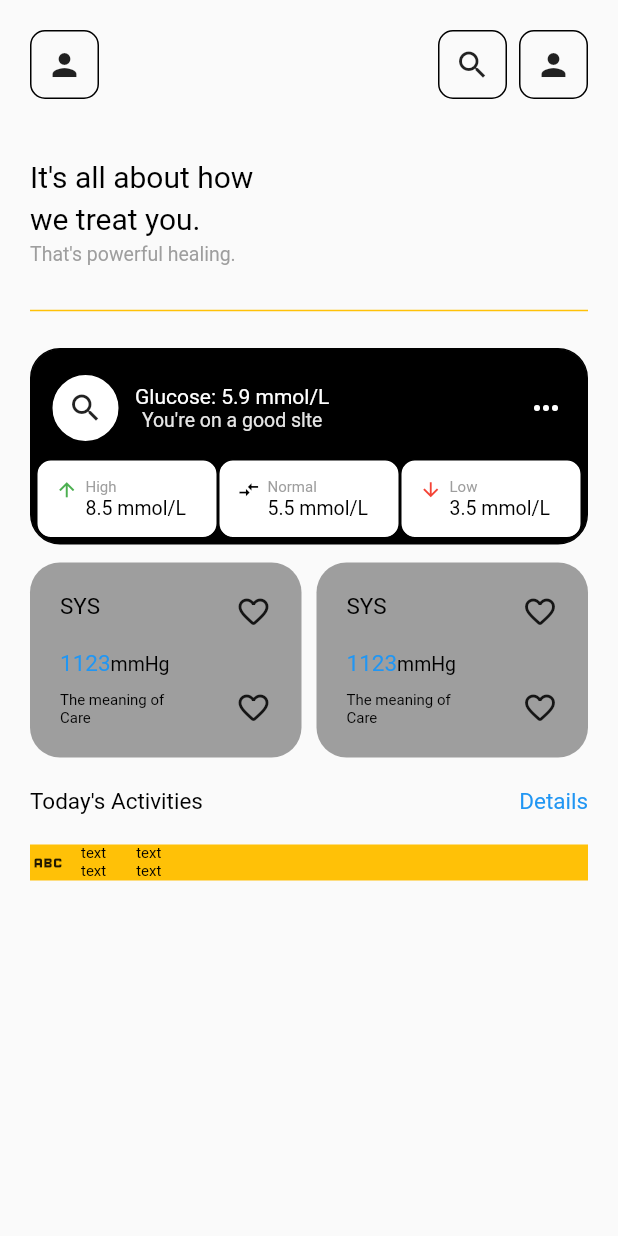
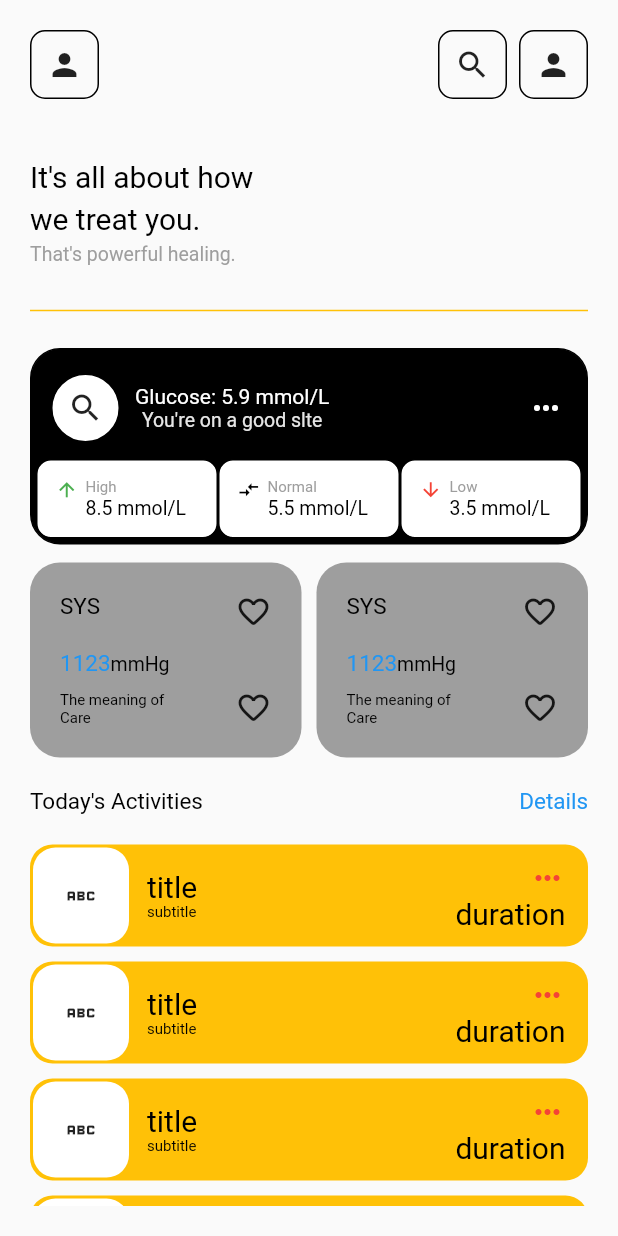
Before and after one commit to Jud-e/fitness_app, a Flutter app: the screen it shows after launch, on a phone screen of 412 x 824 dp. Run offline on Flutter 3.47's test engine with Material 2 defaults, Android fonts, the phone set to English and light mode, and no system bars.

Commit message:
update 17/01

```diff
--- a/lib/constants.dart
+++ b/lib/constants.dart
@@ -45,3 +45,49 @@ Widget tracker(IconData icon, String text1, String text2, Color color) {
     ),
   );
 }
+
+Widget detail(IconData icon1, String title, String subtitle, String duration) {
+  return Container(
+    decoration: BoxDecoration(
+        color: Colors.amber, borderRadius: BorderRadius.circular(15)),
+    width: double.infinity,
+    // height: 80,
+    child: Padding(
+      padding: const EdgeInsets.fromLTRB(2, 2, 15, 2),
+      child: Row(mainAxisAlignment: MainAxisAlignment.spaceBetween, children: [
+        Row(
+          children: [
+            Container(
+                decoration: BoxDecoration(
+                    color: Colors.white,
+                    borderRadius: BorderRadius.circular(15)),
+                child: Padding(
+                  padding: const EdgeInsets.all(20.0),
+                  child: Icon(icon1),
+                )),
+            xMargin(12),
+            Column(
+              mainAxisAlignment: MainAxisAlignment.center,
+              crossAxisAlignment: CrossAxisAlignment.start,
+              children: [
+                text(title, 20, Colors.black),
+                text(subtitle, 10, Colors.black)
+              ],
+            )
+          ],
+        ),
+        Column(
+          mainAxisAlignment: MainAxisAlignment.center,
+          crossAxisAlignment: CrossAxisAlignment.end,
+          children: [
+            Icon(
+              Icons.more_horiz_outlined,
+              color: Colors.red,
+            ),
+            text(duration, 20, Colors.black),
+          ],
+        )
+      ]),
+    ),
+  );
+}
--- a/lib/screens/homepage.dart
+++ b/lib/screens/homepage.dart
@@ -16,6 +16,7 @@ class _HomeState extends State<Home> {
       body: Padding(
         padding: const EdgeInsets.all(20.0),
         child: SafeArea(
+          child: SingleChildScrollView(
             child:
                 Column(crossAxisAlignment: CrossAxisAlignment.start, children: [
               Row(
@@ -107,9 +108,13 @@ class _HomeState extends State<Home> {
                                 xMargin(10),
                                 Column(
                                   children: [
-                                  text("Glucose: 5.9 mmol/L", 14, Colors.white),
-                                  text("You're on a good slte", 13,
-                                      const Color.fromARGB(255, 230, 230, 230))
+                                    text("Glucose: 5.9 mmol/L", 14,
+                                        Colors.white),
+                                    text(
+                                        "You're on a good slte",
+                                        13,
+                                        const Color.fromARGB(
+                                            255, 230, 230, 230))
                                   ],
                                 )
                               ],
@@ -159,10 +164,12 @@ class _HomeState extends State<Home> {
                           child: Column(
                             children: [
                               Row(
-                              mainAxisAlignment: MainAxisAlignment.spaceBetween,
+                                mainAxisAlignment:
+                                    MainAxisAlignment.spaceBetween,
                                 children: [
                                   Column(
-                                  crossAxisAlignment: CrossAxisAlignment.start,
+                                    crossAxisAlignment:
+                                        CrossAxisAlignment.start,
                                     children: [
                                       text("SYS", 15, Colors.black),
                                       yMargin(20),
@@ -211,10 +218,12 @@ class _HomeState extends State<Home> {
                           child: Column(
                             children: [
                               Row(
-                              mainAxisAlignment: MainAxisAlignment.spaceBetween,
+                                mainAxisAlignment:
+                                    MainAxisAlignment.spaceBetween,
                                 children: [
                                   Column(
-                                  crossAxisAlignment: CrossAxisAlignment.start,
+                                    crossAxisAlignment:
+                                        CrossAxisAlignment.start,
                                     children: [
                                       text("SYS", 15, Colors.black),
                                       yMargin(20),
@@ -271,42 +280,19 @@ class _HomeState extends State<Home> {
               yMargin(20),
               Column(
                 children: [
-                Container(
-                  color: Colors.amber,
-                  width: double.infinity,
-                  child: Row(
-                    children: [
-                      Container(
-                        child: Icon(Icons.abc),
-                      ),
-                      xMargin(10),
-                      Column(
-                        children: [
-                          Row(
-                            mainAxisAlignment: MainAxisAlignment.spaceAround,
-                            children: [
-                              text("text", 10, Colors.black),
-                              xMargin(20),
-                              text("text", 10, Colors.black)
-                            ],
-                          ),
-                          Row(
-                            children: [
-                              text("text", 10, Colors.black),
-                              xMargin(20),
-                              text("text", 10, Colors.black)
-                            ],
-                          )
-                        ],
-                      )
-                    ],
-                  ),
-                )
+                  detail(Icons.abc, "title", "subtitle", "duration"),
+                  yMargin(10),
+                  detail(Icons.abc, "title", "subtitle", "duration"),
+                  yMargin(10),
+                  detail(Icons.abc, "title", "subtitle", "duration"),
+                  yMargin(10),
+                  detail(Icons.abc, "title", "subtitle", "duration")
                 ],
               )
             ]),
           ),
         ),
+      ),
     );
   }
 }
```
Lines whose indentation alone changed are shown as unchanged.
